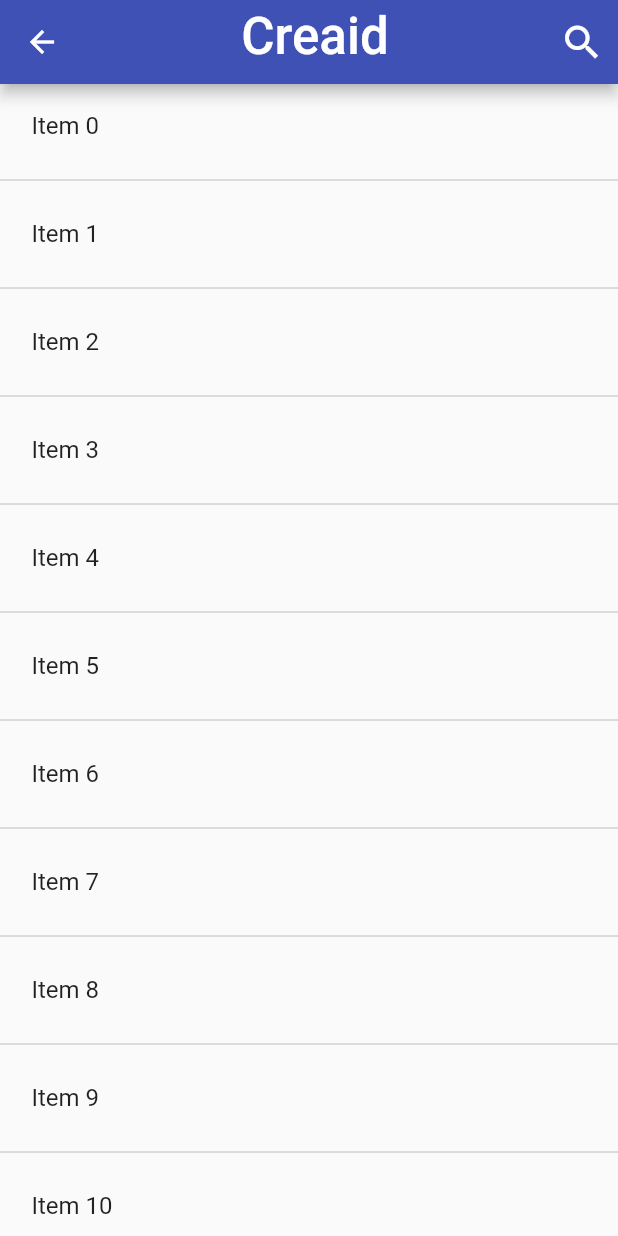
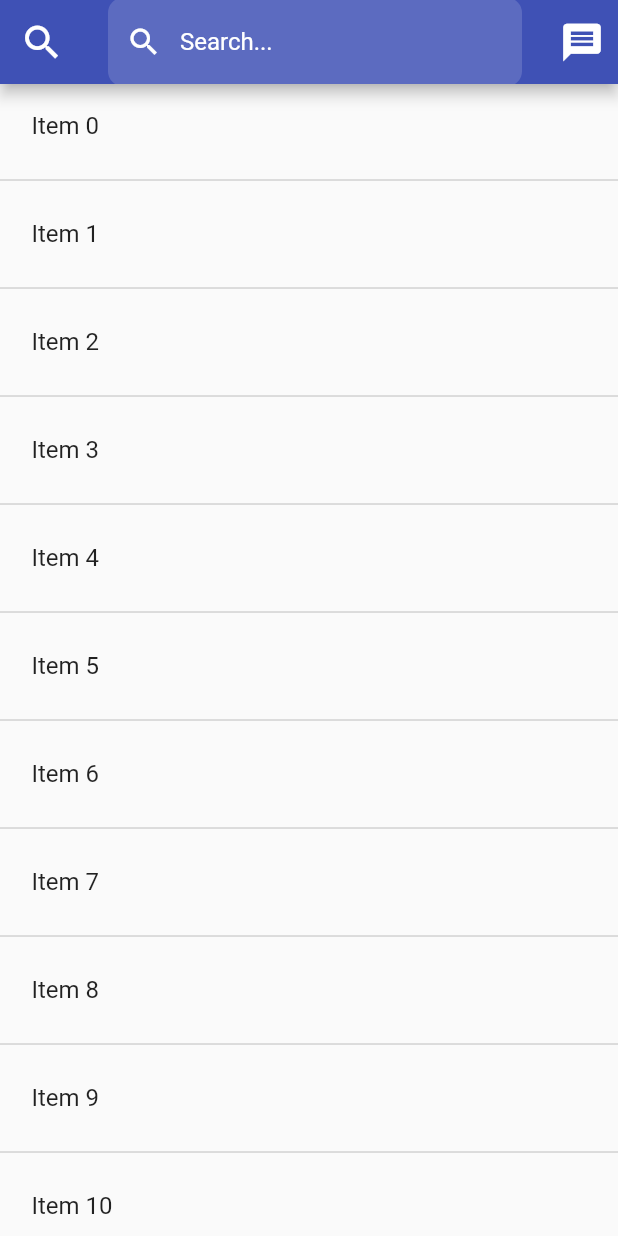
Before and after one commit to philalem/tutorial_app, a Flutter app: the Explore screen opened directly, on a phone screen of 412 x 824 dp. Run offline on Flutter 3.47's test engine with Material 2 defaults, Android fonts, the phone set to English and light mode, and no system bars; our stand-ins replace camera, cloud_firestore, firebase_auth, firebase_storage, google_fonts, image_picker and 1 more; accounts and stored records are empty; Roboto replaces fonts that are missing (Satisfy).

Commit message:
updated text input for search users

```diff
--- a/lib/explore.dart
+++ b/lib/explore.dart
@@ -1,7 +1,6 @@
 import 'package:creaid/searchDisplay.dart';
+import 'package:creaid/video-player.dart';
 import 'package:flutter/material.dart';
-import 'package:creaid/video-player.dart';
-import 'package:google_fonts/google_fonts.dart';
 
 class Explore extends StatefulWidget {
   GlobalKey<NavigatorState> navigatorKey;
@@ -15,6 +14,19 @@ class _ExploreState extends State<Explore> {
   bool _isSearching = false;
   TextEditingController _searchController = TextEditingController();
   SearchDisplay _searchDisplay = SearchDisplay();
+  FocusNode focusNode;
+
+  @override
+  void initState() {
+    super.initState();
+    focusNode = FocusNode();
+  }
+
+  @override
+  void dispose() {
+    focusNode.dispose();
+    super.dispose();
+  }
 
   Widget _getSearchOrExplore(screenHeight, screenWidth) {
     return Stack(
@@ -54,11 +66,13 @@ class _ExploreState extends State<Explore> {
             ),
           ),
         ),
-        AnimatedOpacity(
+        _isSearching
+            ? AnimatedOpacity(
                 opacity: _isSearching ? 1 : 0,
                 duration: Duration(milliseconds: 200),
                 child: _displaySearchScreen(),
-        ),
+              )
+            : Container(),
       ],
     );
   }
@@ -73,24 +87,39 @@ class _ExploreState extends State<Explore> {
   Widget build(BuildContext context) {
     var screenHeight = MediaQuery.of(context).size.height;
     var screenWidth = MediaQuery.of(context).size.width;
-    var focusNode = new FocusNode();
 
     return Scaffold(
       appBar: AppBar(
-        title: Stack(
-          children: <Widget>[
-            AnimatedOpacity(
-              opacity: _isSearching ? 1 : 0,
-              duration: Duration(milliseconds: 200),
-              child: TextField(
+        title: TextField(
+          onTap: () {
+            setState(() {
+              _isSearching = true;
+            });
+          },
+          showCursor: _isSearching,
+          autofocus: false,
           controller: _searchController,
           focusNode: focusNode,
           decoration: InputDecoration(
-                  focusedBorder: UnderlineInputBorder(
-                    borderSide: BorderSide(color: Colors.white),
+            filled: true,
+            fillColor: Colors.indigo[400],
+            prefixIcon: Icon(
+              Icons.search,
+              color: Colors.white,
             ),
-                  border: UnderlineInputBorder(
-                    borderSide: BorderSide(color: Colors.white),
+            border: OutlineInputBorder(
+              borderRadius: BorderRadius.circular(10),
+              borderSide: BorderSide(
+                width: 0,
+                style: BorderStyle.none,
+              ),
+            ),
+            focusedBorder: OutlineInputBorder(
+              borderRadius: BorderRadius.circular(10),
+              borderSide: BorderSide(
+                width: 0,
+                style: BorderStyle.none,
+              ),
             ),
             hintText: 'Search...',
             hintStyle: TextStyle(
@@ -101,29 +130,9 @@ class _ExploreState extends State<Explore> {
             color: Colors.white,
           ),
         ),
-            ),
-            Align(
-              alignment: Alignment.center,
-              child: AnimatedOpacity(
-                opacity: _isSearching ? 0 : 1,
-                duration: Duration(milliseconds: 200),
-                child: Text(
-                  "Creaid",
-                  style: GoogleFonts.satisfy(
-                    fontSize: 34,
-                  ),
-                  textAlign: TextAlign.center,
-                ),
-              ),
-            ),
-          ],
-        ),
-        actions: <Widget>[
-          IconButton(
+        leading: IconButton(
           iconSize: 30,
-            icon: Icon(
-              Icons.search,
-            ),
+          icon: Icon((_isSearching ? Icons.close : Icons.search)),
           onPressed: () {
             focusNode.requestFocus();
             setState(() {
@@ -131,8 +140,13 @@ class _ExploreState extends State<Explore> {
             });
           },
         ),
+        actions: <Widget>[
+          IconButton(
+            iconSize: 30,
+            icon: Icon(Icons.message),
+            onPressed: () {},
+          ),
         ],
-        centerTitle: true,
       ),
       body: _getSearchOrExplore(screenHeight, screenWidth),
     );
--- a/lib/searchDisplay.dart
+++ b/lib/searchDisplay.dart
@@ -31,12 +31,13 @@ class _SearchDisplayState extends State<SearchDisplay> {
     "Pomegranate",
     "Starfruit"
   ];
-  List<String> filteredList = List.from(mainDataList);
+  List<String> filteredList = [];
 
   @override
   void initState() {
     widget.searchTextController.addListener(() {
-      searchList(widget.searchTextController.text);
+      var text = widget.searchTextController.text;
+      text != '' ? searchList(text) : filteredList = [];
       setState(() {});
     });
     super.initState();
@@ -46,6 +47,7 @@ class _SearchDisplayState extends State<SearchDisplay> {
     setState(() {
       filteredList = mainDataList
           .where((element) => element.toLowerCase().contains(text))
+          .take(5)
           .toList();
     });
   }
```
Lines whose indentation alone changed are shown as unchanged.
